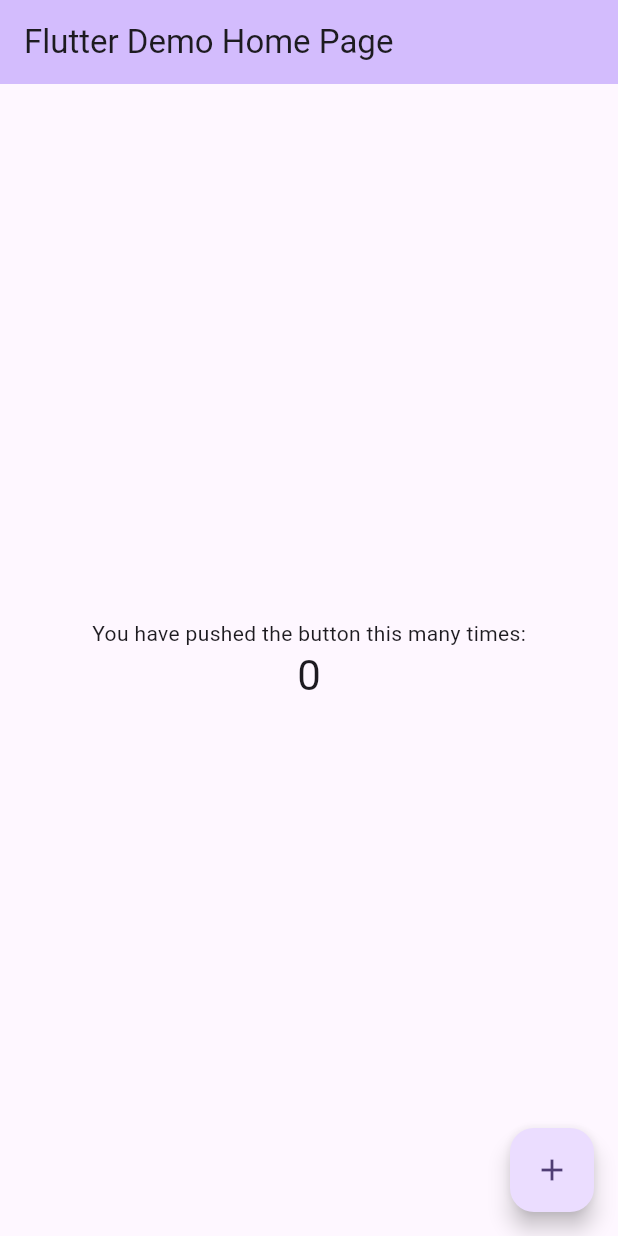
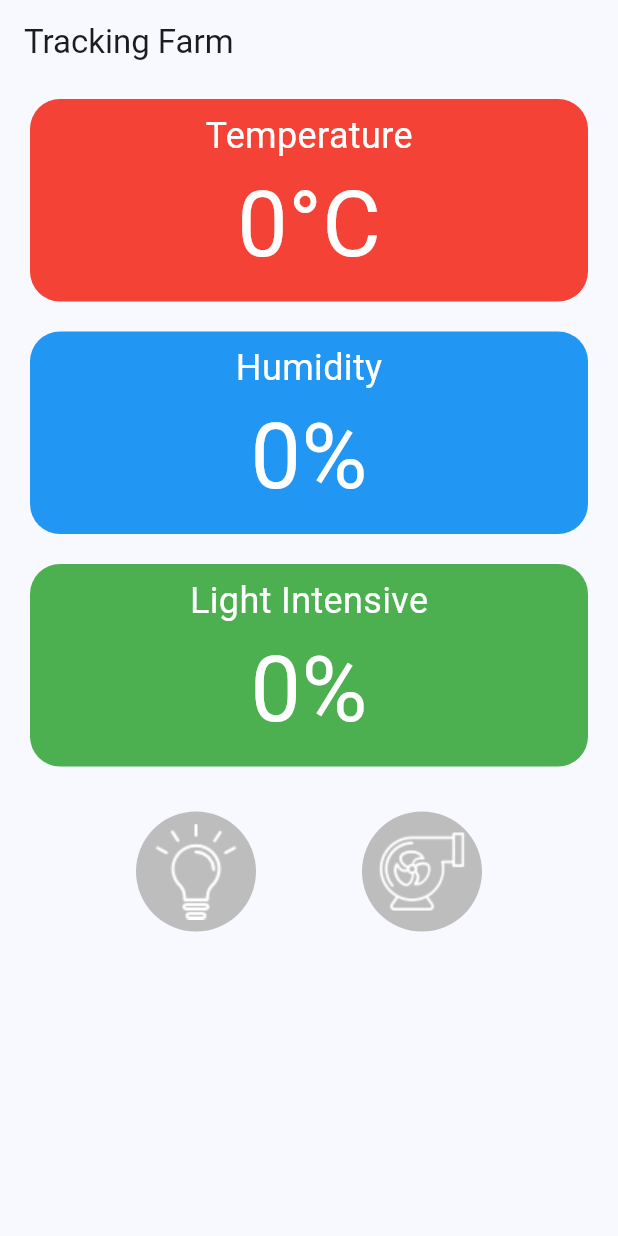
Before and after one commit to NgKoaz/IoTLab, a Flutter app: the screen it shows after launch, on a phone screen of 412 x 824 dp. Run offline on Flutter 3.47's test engine with Material 3 defaults, Android fonts, the light colour scheme and no system bars; missing offline and left inert: mqtt_client; Roboto replaces fonts that are missing (Montserrat-SemiBold).

Commit message:
Complete Lab

```diff
--- /dev/null
+++ b/my_app/devtools_options.yaml
@@ -0,0 +1 @@
+extensions:
--- a/my_app/lib/main.dart
+++ b/my_app/lib/main.dart
@@ -1,4 +1,7 @@
 import 'package:flutter/material.dart';
+import 'package:my_app/presentation/pages/home/home_page.dart';
+import 'package:my_app/providers/home_provider.dart';
+import 'package:provider/provider.dart';
 
 void main() {
   runApp(const MyApp());
@@ -10,7 +13,12 @@
   // This widget is the root of your application.
   @override
   Widget build(BuildContext context) {
-    return MaterialApp(
+    return MultiProvider(
+      providers: [
+        ChangeNotifierProvider(create: (context) => HomeProvider(isFanOn: 0, isPumpOn: 0,),),
+      ],
+      child: MaterialApp(
+        debugShowCheckedModeBanner: false,
         title: 'Flutter Demo',
         theme: ThemeData(
           // This is the theme of your application.
@@ -28,98 +36,11 @@
           //
           // This works for code too, not just values: Most code changes can be
           // tested with just a hot reload.
-        colorScheme: ColorScheme.fromSeed(seedColor: Colors.deepPurple),
+          colorScheme: ColorScheme.fromSeed(seedColor: Colors.blue),
           useMaterial3: true,
         ),
-      home: const MyHomePage(title: 'Flutter Demo Home Page'),
+        home: const HomePage(),
+      ),
     );
   }
 }
-
-class MyHomePage extends StatefulWidget {
-  const MyHomePage({super.key, required this.title});
-
-  // This widget is the home page of your application. It is stateful, meaning
-  // that it has a State object (defined below) that contains fields that affect
-  // how it looks.
-
-  // This class is the configuration for the state. It holds the values (in this
-  // case the title) provided by the parent (in this case the App widget) and
-  // used by the build method of the State. Fields in a Widget subclass are
-  // always marked "final".
-
-  final String title;
-
-  @override
-  State<MyHomePage> createState() => _MyHomePageState();
-}
-
-class _MyHomePageState extends State<MyHomePage> {
-  int _counter = 0;
-
-  void _incrementCounter() {
-    setState(() {
-      // This call to setState tells the Flutter framework that something has
-      // changed in this State, which causes it to rerun the build method below
-      // so that the display can reflect the updated values. If we changed
-      // _counter without calling setState(), then the build method would not be
-      // called again, and so nothing would appear to happen.
-      _counter++;
-    });
-  }
-
-  @override
-  Widget build(BuildContext context) {
-    // This method is rerun every time setState is called, for instance as done
-    // by the _incrementCounter method above.
-    //
-    // The Flutter framework has been optimized to make rerunning build methods
-    // fast, so that you can just rebuild anything that needs updating rather
-    // than having to individually change instances of widgets.
-    return Scaffold(
-      appBar: AppBar(
-        // TRY THIS: Try changing the color here to a specific color (to
-        // Colors.amber, perhaps?) and trigger a hot reload to see the AppBar
-        // change color while the other colors stay the same.
-        backgroundColor: Theme.of(context).colorScheme.inversePrimary,
-        // Here we take the value from the MyHomePage object that was created by
-        // the App.build method, and use it to set our appbar title.
-        title: Text(widget.title),
-      ),
-      body: Center(
-        // Center is a layout widget. It takes a single child and positions it
-        // in the middle of the parent.
-        child: Column(
-          // Column is also a layout widget. It takes a list of children and
-          // arranges them vertically. By default, it sizes itself to fit its
-          // children horizontally, and tries to be as tall as its parent.
-          //
-          // Column has various properties to control how it sizes itself and
-          // how it positions its children. Here we use mainAxisAlignment to
-          // center the children vertically; the main axis here is the vertical
-          // axis because Columns are vertical (the cross axis would be
-          // horizontal).
-          //
-          // TRY THIS: Invoke "debug painting" (choose the "Toggle Debug Paint"
-          // action in the IDE, or press "p" in the console), to see the
-          // wireframe for each widget.
-          mainAxisAlignment: MainAxisAlignment.center,
-          children: <Widget>[
-            const Text(
-              'You have pushed the button this many times:',
-            ),
-            Text(
-              '$_counter',
-              style: Theme.of(context).textTheme.headlineMedium,
-            ),
-          ],
-        ),
-      ),
-      floatingActionButton: FloatingActionButton(
-        onPressed: _incrementCounter,
-        tooltip: 'Increment',
-        child: const Icon(Icons.add),
-      ), // This trailing comma makes auto-formatting nicer for build methods.
-    );
-  }
-}
--- /dev/null
+++ b/my_app/lib/presentation/pages/home/home_page.dart
@@ -0,0 +1,132 @@
+import 'package:flutter/material.dart';
+import 'package:my_app/presentation/widgets/button_widget.dart';
+import 'package:my_app/presentation/widgets/data_widget.dart';
+import 'package:my_app/providers/home_provider.dart';
+import 'package:my_app/services/mqtt/my_mqtt_client.dart';
+import 'package:provider/provider.dart';
+
+class HomePage extends StatefulWidget {
+  const HomePage({super.key});
+
+  @override
+  State<HomePage> createState() => _HomePageState();
+}
+
+class _HomePageState extends State<HomePage> with OnMessageArrived {
+  late MyMqttClient myMqttClient;
+
+  @override
+  void initState() {
+    super.initState();
+    _connect();
+    registerMqttService();
+  }
+
+  void _connect() {
+    myMqttClient = MyMqttClient(
+      "io.adafruit.com",
+      "nguyenkhoa2207",
+      "aio_TbjA81SH5llj00Eh57ItDj8GDgTT",
+    );
+  }
+
+  void registerMqttService() {
+    myMqttClient.addObserver(this);
+  }
+
+  void handleClickLedButton() {
+    context.read<HomeProvider>().toggleFan();
+    myMqttClient.publish(
+        "button1", context.read<HomeProvider>().isFanOn.toString());
+  }
+
+  void handleClickPumpButton() {
+    context.read<HomeProvider>().togglePump();
+    myMqttClient.publish(
+        "button2", context.read<HomeProvider>().isPumpOn.toString());
+  }
+
+  @override
+  Widget build(BuildContext context) {
+    return Scaffold(
+      appBar: AppBar(
+        title: const Text("Tracking Farm"),
+      ),
+      body: Padding(
+        padding: const EdgeInsets.symmetric(horizontal: 20.0),
+        child: Column(
+          children: [
+            DataWidget(
+              title: "Temperature",
+              value: "${context.watch<HomeProvider>().tempValue}°C",
+              color: Colors.red,
+              marginTop: 10,
+            ),
+            DataWidget(
+              title: "Humidity",
+              value: "${context.watch<HomeProvider>().humidValue}%",
+              color: Colors.blue,
+              marginTop: 20,
+            ),
+            DataWidget(
+              title: "Light Intensive",
+              value: "${context.watch<HomeProvider>().lightValue}%",
+              color: Colors.green,
+              marginTop: 20,
+              marginBottom: 30,
+            ),
+            Center(
+              child: Row(
+                mainAxisAlignment: MainAxisAlignment.spaceEvenly,
+                children: [
+                  ButtonWidget(
+                    iconColor: Colors.white,
+                    backgroundColor:
+                        (context.watch<HomeProvider>().isFanOn == 1)
+                            ? Colors.amber
+                            : Colors.grey.shade400,
+                    icon: "ic_lightbulb.png",
+                    handleClick: () {
+                      handleClickLedButton();
+                    },
+                  ),
+                  ButtonWidget(
+                    iconColor: Colors.white,
+                    backgroundColor:
+                        (context.watch<HomeProvider>().isPumpOn == 1)
+                            ? Colors.amber
+                            : Colors.grey.shade400,
+                    icon: "ic_water_pump.png",
+                    handleClick: () {
+                      handleClickPumpButton();
+                    },
+                  ),
+                ],
+              ),
+            ),
+          ],
+        ),
+      ),
+    );
+  }
+
+  @override
+  void onArrived(String topic, String payload) {
+    if (topic == "sensor1") {
+      int value = int.parse(payload);
+      context.read<HomeProvider>().setTempValue(value);
+    } else if (topic == "sensor2") {
+      int value = int.parse(payload);
+      context.read<HomeProvider>().setHumidValue(value);
+    } else if (topic == "sensor3") {
+      int value = int.parse(payload);
+      context.read<HomeProvider>().setLightValue(value);
+    } else if (topic == "response-button1"){
+      int value = int.parse(payload);
+      context.read<HomeProvider>().setIsFanOn(value);
+    } else if (topic == "response-button2"){
+      int value = int.parse(payload);
+      context.read<HomeProvider>().setIsPumpOn(value);
+    }
+  }
+}
--- /dev/null
+++ b/my_app/lib/presentation/widgets/button_widget.dart
@@ -0,0 +1,36 @@
+import 'package:flutter/material.dart';
+
+class ButtonWidget extends StatelessWidget {
+  final Color? iconColor;
+  final Color? backgroundColor;
+
+  final String icon;
+
+  final VoidCallback handleClick;
+
+  const ButtonWidget({
+    super.key,
+    required this.iconColor,
+    required this.backgroundColor,
+    required this.icon,
+    required this.handleClick,
+  });
+
+  @override
+  Widget build(BuildContext context) {
+    return Container(
+      decoration: BoxDecoration(
+        color: backgroundColor,
+        borderRadius: BorderRadius.circular(50),
+      ),
+      child: IconButton(
+        onPressed: handleClick,
+        iconSize: 100,
+        icon: Image.asset(
+          'assets/icons/$icon',
+          color: iconColor,
+        ),
+      ),
+    );
+  }
+}
--- /dev/null
+++ b/my_app/lib/presentation/widgets/data_widget.dart
@@ -0,0 +1,66 @@
+import 'package:flutter/material.dart';
+
+class DataWidget extends StatelessWidget {
+  // final double? width;
+  // final double? height;
+  final String title;
+  final String value;
+  final Color? color;
+
+  final double? marginTop;
+  final double? marginBottom;
+
+  const DataWidget({
+    super.key,
+    required this.title,
+    this.value = "0",
+    required this.color,
+    this.marginTop = 0,
+    this.marginBottom = 0,
+  });
+
+  @override
+  Widget build(BuildContext context) {
+    return Column(
+      children: [
+        SizedBox(
+          height: marginTop,
+        ),
+        Container(
+          width: double.infinity,
+          height: 135,
+          decoration: BoxDecoration(
+            color: color,
+            borderRadius: BorderRadius.circular(20),
+          ),
+          child: Center(
+            child: Column(
+              mainAxisAlignment: MainAxisAlignment.center,
+              children: [
+                Text(
+                  title,
+                  style: const TextStyle(
+                    color: Colors.white,
+                    fontFamily: "Montserrat-SemiBold",
+                    fontSize: 24,
+                  ),
+                ),
+                Text(
+                  value,
+                  style: const TextStyle(
+                    color: Colors.white,
+                    fontFamily: "Montserrat-SemiBold",
+                    fontSize: 60,
+                  ),
+                ),
+              ],
+            ),
+          ),
+        ),
+        SizedBox(
+          height: marginBottom,
+        ),
+      ],
+    );
+  }
+}
--- /dev/null
+++ b/my_app/lib/providers/home_provider.dart
@@ -0,0 +1,51 @@
+import 'package:flutter/material.dart';
+
+class HomeProvider extends ChangeNotifier {
+  int tempValue;
+  int humidValue;
+  int lightValue;
+
+  int isFanOn;
+  int isPumpOn;
+
+  HomeProvider({
+    required this.isFanOn,
+    required this.isPumpOn,
+    this.tempValue = 0,
+    this.humidValue = 0,
+    this.lightValue = 0
+  });
+
+  void setIsFanOn(int isFanOn){
+    this.isFanOn = isFanOn;
+    notifyListeners();
+  }
+
+  void setIsPumpOn(int isPumpOn){
+    this.isPumpOn = isPumpOn;
+    notifyListeners();
+  }
+
+  void setTempValue(int value){
+    tempValue = value;
+    notifyListeners();
+  }
+
+  void setHumidValue(int value){
+    humidValue = value;
+    notifyListeners();
+  }
+
+  void setLightValue(int value){
+    lightValue = value;
+    notifyListeners();
+  }
+
+  void toggleFan(){
+    isFanOn = (isFanOn == 0) ? 1 : 0;
+  }
+
+  void togglePump(){
+    isPumpOn = (isPumpOn == 0) ? 1 : 0;
+  }
+}
--- /dev/null
+++ b/my_app/lib/services/mqtt/my_mqtt_client.dart
@@ -0,0 +1,119 @@
+import 'dart:math';
+
+import 'package:flutter/material.dart';
+import 'package:mqtt_client/mqtt_client.dart';
+import 'package:mqtt_client/mqtt_server_client.dart';
+
+mixin OnMessageArrived {
+  void onArrived(String topic, String payload);
+}
+
+class MyMqttClient {
+  late MqttClient client;
+  final String _serverUri;
+  final String? _username;
+  final String? _password;
+  final String _clientId = _generateClientId();
+
+  List<OnMessageArrived> observers = [];
+
+  MyMqttClient(this._serverUri, this._username, this._password) {
+    client = MqttServerClient(
+      _serverUri,
+      _clientId,
+    );
+    client.keepAlivePeriod = 30;
+    client.logging(on: false);
+    client.autoReconnect = true;
+
+    final MqttConnectMessage conMess = MqttConnectMessage()
+        .withClientIdentifier(_clientId)
+        .withWillTopic("willTopic")
+        .withWillMessage("My Will message")
+        .startClean();
+    client.connectionMessage = conMess;
+
+    client.onConnected = _onConnected;
+    client.onSubscribed = _onSubscribed;
+    connect();
+  }
+
+  static String _generateClientId() {
+    const chars = 'abcdefghijklmnopqrstuvwxyz0123456789';
+    final random = Random();
+    final clientId = StringBuffer();
+
+    for (var i = 0; i < 16; i++) {
+      clientId.write(chars[random.nextInt(chars.length)]);
+    }
+
+    return clientId.toString();
+  }
+
+  void addObserver(OnMessageArrived observer) {
+    observers.add(observer);
+  }
+
+  void removeObserver(OnMessageArrived observer) {
+    observers.remove(observer);
+  }
+
+  void _onConnected() {
+    debugPrint('Connected to MQTT broker');
+
+    client.subscribe("$_username/feeds/sensor1", MqttQos.atLeastOnce);
+    client.subscribe("$_username/feeds/sensor2", MqttQos.atLeastOnce);
+    client.subscribe("$_username/feeds/sensor3", MqttQos.atLeastOnce);
+    client.subscribe("$_username/feeds/response-button1", MqttQos.atLeastOnce);
+    client.subscribe("$_username/feeds/response-button2", MqttQos.atLeastOnce);
+    publish("ping", "1");
+
+    client.updates!
+        .listen((List<MqttReceivedMessage<MqttMessage>> messageList) {
+      MqttReceivedMessage<MqttMessage> mqttMessage = messageList[0];
+      final MqttPublishMessage recMess =
+          mqttMessage.payload as MqttPublishMessage;
+      try {
+        final List<String> parts = mqttMessage.topic.split("/");
+        final String topic = parts.last;
+        final String payload = MqttPublishPayload.bytesToStringAsString(recMess.payload.message);
+        debugPrint('Received message, topic: $topic | payload: $payload');
+        for (var observer in observers) {
+          observer.onArrived(topic, payload);
+        }
+      } on Exception catch (e) {
+        debugPrint(e.toString());
+      }
+    });
+  }
+
+  void _onSubscribed(String topic) {
+    debugPrint("Subsribed topic: $topic");
+  }
+
+  void connect() async {
+    try {
+      debugPrint("Connecting........");
+      client.connect(_username, _password);
+    } on Exception catch (e) {
+      debugPrint("Error: $e");
+      debugPrint("Ready to disconnect!");
+      client.disconnect();
+    }
+  }
+
+  void publish(String topic, String payload) {
+    final builder = MqttClientPayloadBuilder();
+    builder.addString(payload);
+    client.publishMessage(
+      "$_username/feeds/$topic",
+      MqttQos.atLeastOnce,
+      builder.payload!,
+    );
+  }
+
+  void disconnect() {
+    debugPrint("Disconnected!");
+    client.disconnect();
+  }
+}
```
Also changed, not shown: my_app/lib/test.txt (added, +43 -0 lines), my_app/pubspec.yaml (+15 -4 lines), my_app/assets/icons/ic_lightbulb.png (added), my_app/assets/icons/ic_water_pump.png (added), my_app/fonts/Montserrat-SemiBold.ttf (added), my_app/pubspec.lock, 6 other files. Lines whose indentation alone changed are shown as unchanged.
